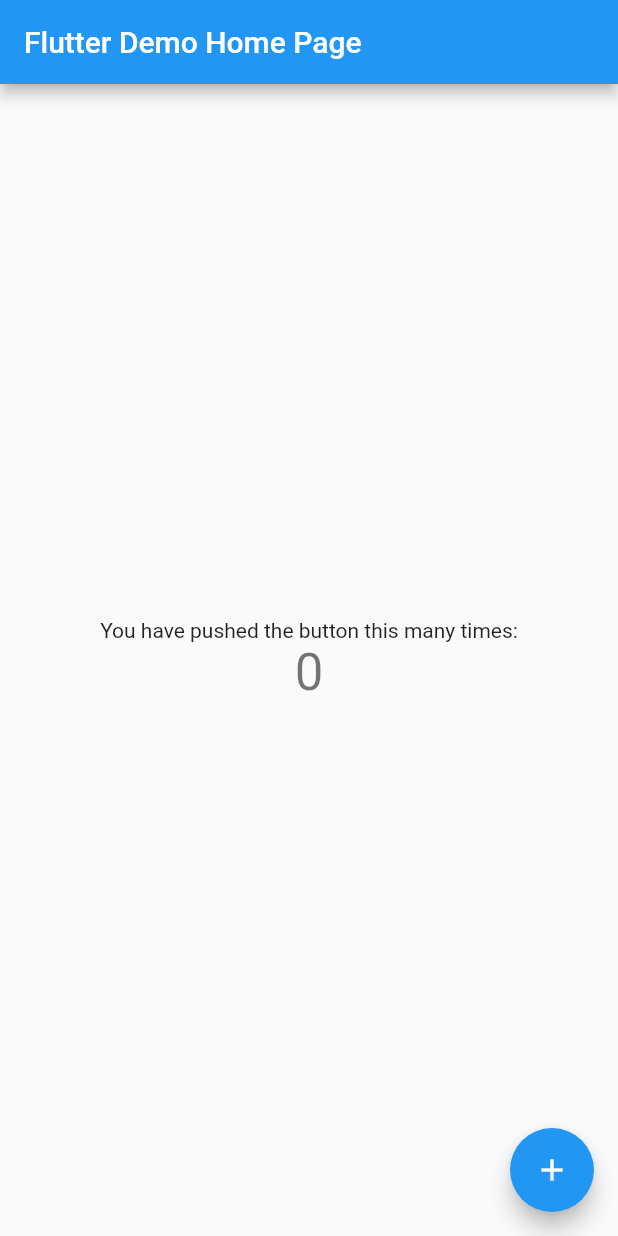
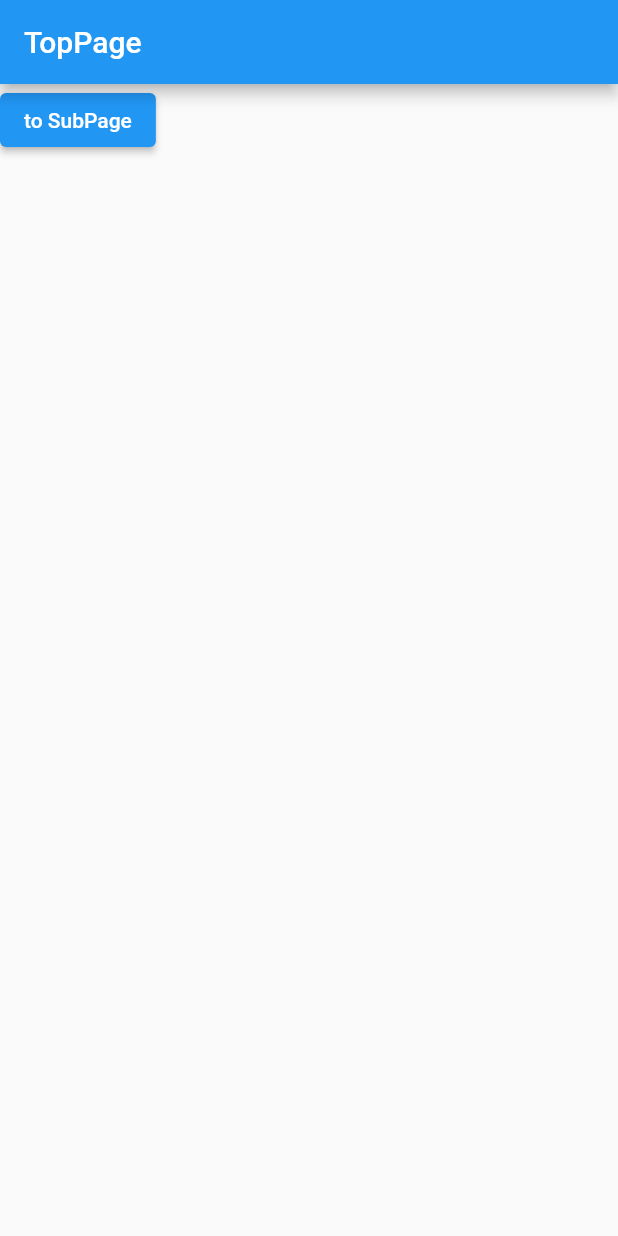
Before and after one commit to Yokoi-K/flutter_analyzer_auto_route_test, a Flutter app: the screen it shows after launch, on a phone screen of 412 x 824 dp. Run offline on Flutter 3.47's test engine with Material 2 defaults, Android fonts, the phone set to English and light mode, and no system bars; our stand-ins replace auto_route.

Commit message:
feat: routing ui

```diff
--- a/lib/main.dart
+++ b/lib/main.dart
@@ -1,115 +1,28 @@
+import 'package:analyzer_auto_route_test/router.gr.dart';
 import 'package:flutter/material.dart';
 
 void main() {
-  runApp(const MyApp());
+  runApp(
+    MyApp(
+      router: AppRouter(),
+    ),
+  );
 }
 
 class MyApp extends StatelessWidget {
-  const MyApp({super.key});
+  const MyApp({
+    super.key,
+    required this.router,
+  });
 
-  // This widget is the root of your application.
+  final AppRouter router;
+
   @override
   Widget build(BuildContext context) {
-    return MaterialApp(
-      title: 'Flutter Demo',
-      theme: ThemeData(
-        // This is the theme of your application.
-        //
-        // Try running your application with "flutter run". You'll see the
-        // application has a blue toolbar. Then, without quitting the app, try
-        // changing the primarySwatch below to Colors.green and then invoke
-        // "hot reload" (press "r" in the console where you ran "flutter run",
-        // or simply save your changes to "hot reload" in a Flutter IDE).
-        // Notice that the counter didn't reset back to zero; the application
-        // is not restarted.
-        primarySwatch: Colors.blue,
-      ),
-      home: const MyHomePage(title: 'Flutter Demo Home Page'),
+    return MaterialApp.router(
+      title: 'analyzer_auto_route_test',
+      routerDelegate: router.delegate(),
+      routeInformationParser: router.defaultRouteParser(),
     );
   }
 }
-
-class MyHomePage extends StatefulWidget {
-  const MyHomePage({super.key, required this.title});
-
-  // This widget is the home page of your application. It is stateful, meaning
-  // that it has a State object (defined below) that contains fields that affect
-  // how it looks.
-
-  // This class is the configuration for the state. It holds the values (in this
-  // case the title) provided by the parent (in this case the App widget) and
-  // used by the build method of the State. Fields in a Widget subclass are
-  // always marked "final".
-
-  final String title;
-
-  @override
-  State<MyHomePage> createState() => _MyHomePageState();
-}
-
-class _MyHomePageState extends State<MyHomePage> {
-  int _counter = 0;
-
-  void _incrementCounter() {
-    setState(() {
-      // This call to setState tells the Flutter framework that something has
-      // changed in this State, which causes it to rerun the build method below
-      // so that the display can reflect the updated values. If we changed
-      // _counter without calling setState(), then the build method would not be
-      // called again, and so nothing would appear to happen.
-      _counter++;
-    });
-  }
-
-  @override
-  Widget build(BuildContext context) {
-    // This method is rerun every time setState is called, for instance as done
-    // by the _incrementCounter method above.
-    //
-    // The Flutter framework has been optimized to make rerunning build methods
-    // fast, so that you can just rebuild anything that needs updating rather
-    // than having to individually change instances of widgets.
-    return Scaffold(
-      appBar: AppBar(
-        // Here we take the value from the MyHomePage object that was created by
-        // the App.build method, and use it to set our appbar title.
-        title: Text(widget.title),
-      ),
-      body: Center(
-        // Center is a layout widget. It takes a single child and positions it
-        // in the middle of the parent.
-        child: Column(
-          // Column is also a layout widget. It takes a list of children and
-          // arranges them vertically. By default, it sizes itself to fit its
-          // children horizontally, and tries to be as tall as its parent.
-          //
-          // Invoke "debug painting" (press "p" in the console, choose the
-          // "Toggle Debug Paint" action from the Flutter Inspector in Android
-          // Studio, or the "Toggle Debug Paint" command in Visual Studio Code)
-          // to see the wireframe for each widget.
-          //
-          // Column has various properties to control how it sizes itself and
-          // how it positions its children. Here we use mainAxisAlignment to
-          // center the children vertically; the main axis here is the vertical
-          // axis because Columns are vertical (the cross axis would be
-          // horizontal).
-          mainAxisAlignment: MainAxisAlignment.center,
-          children: <Widget>[
-            const Text(
-              'You have pushed the button this many times:',
-            ),
-            Text(
-              '$_counter',
-              style: Theme.of(context).textTheme.headlineMedium,
-            ),
-          ],
-        ),
-      ),
-      floatingActionButton: FloatingActionButton(
-        onPressed: _incrementCounter,
-        tooltip: 'Increment',
-        child: const Icon(Icons.add),
-      ), // This trailing comma makes auto-formatting nicer for build methods.
-    );
-  }
-}
--- /dev/null
+++ b/lib/page/sub_page.dart
@@ -0,0 +1,25 @@
+import 'package:flutter/material.dart';
+
+class SubPage extends StatelessWidget {
+  const SubPage({
+    super.key,
+    required this.onPressed,
+  });
+
+  final VoidCallback onPressed;
+
+  @override
+  Widget build(BuildContext context) {
+    return Scaffold(
+      appBar: AppBar(
+        title: const Text(
+          'SubPage',
+        ),
+      ),
+      body: ElevatedButton(
+        onPressed: onPressed,
+        child: const Text('back to TopPage'),
+      ),
+    );
+  }
+}
--- /dev/null
+++ b/lib/page/top_page.dart
@@ -0,0 +1,26 @@
+import 'package:analyzer_auto_route_test/router.gr.dart';
+import 'package:auto_route/auto_route.dart';
+import 'package:flutter/material.dart';
+
+class TopPage extends StatelessWidget {
+  const TopPage({super.key});
+
+  @override
+  Widget build(BuildContext context) {
+    return Scaffold(
+      appBar: AppBar(
+        title: const Text(
+          'TopPage',
+        ),
+      ),
+      body: ElevatedButton(
+        child: const Text('to SubPage'),
+        onPressed: () => context.router.push(
+          SubRoute(
+            onPressed: () => context.router.pop(),
+          ),
+        ),
+      ),
+    );
+  }
+}
--- /dev/null
+++ b/lib/router.dart
@@ -0,0 +1,12 @@
+import 'package:analyzer_auto_route_test/page/top_page.dart';
+import 'package:analyzer_auto_route_test/page/sub_page.dart';
+import 'package:auto_route/auto_route.dart';
+
+@AdaptiveAutoRouter(
+  replaceInRouteName: 'Page,Route',
+  routes: <AutoRoute>[
+    AutoRoute(page: TopPage, initial: true),
+    AutoRoute(page: SubPage),
+  ],
+)
+class $AppRouter {}
```
Also changed, not shown: pubspec.yaml (+7 -1 lines), lib/router.gr.dart (added), pubspec.lock.
